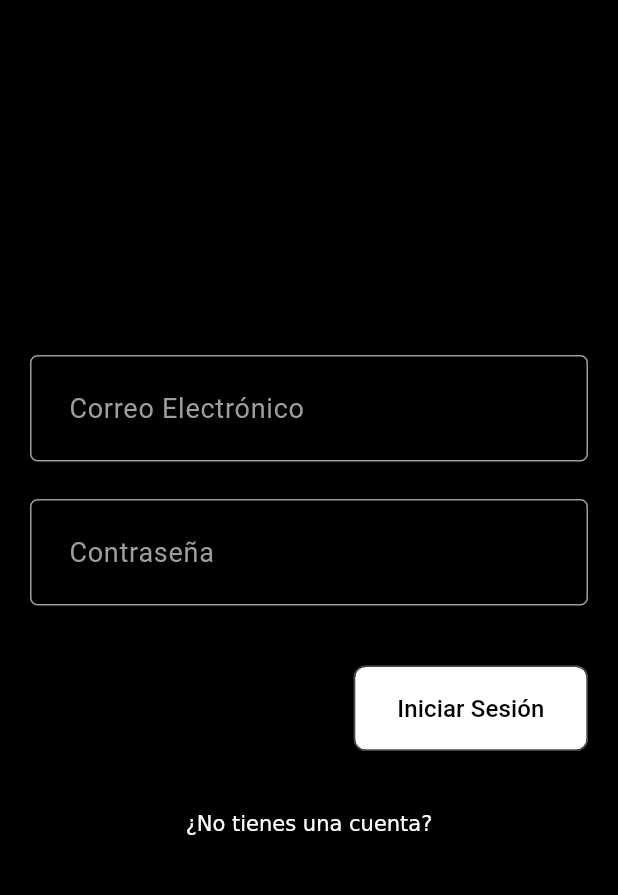
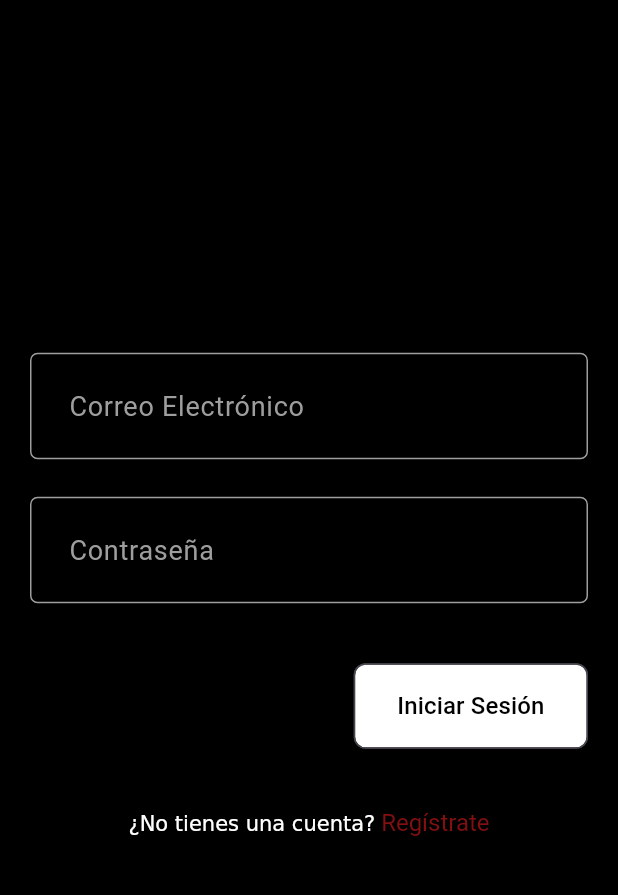
Before and after one commit to DarthEdu/ESFOTalk, a Flutter app: the screen it shows after launch, on a phone screen of 412 x 824 dp, the part 65-960 px from its top. Run offline on Flutter 3.47's test engine with Material 3 defaults, Android fonts, the phone set to English and light mode, and no system bars; our stand-ins replace flutter_svg.

Commit message:
login_view update

```diff
--- a/lib/features/auth/view/login_view.dart
+++ b/lib/features/auth/view/login_view.dart
@@ -1,6 +1,8 @@
 import 'package:esfotalk_app/common/rounded_small_button.dart';
 import 'package:esfotalk_app/constants/ui_constants.dart';
 import 'package:esfotalk_app/features/auth/widgets/auth_field.dart';
+import 'package:esfotalk_app/theme/pallete.dart';
+import 'package:flutter/gestures.dart';
 import 'package:flutter/material.dart';
 
 class LoginView extends StatefulWidget {
@@ -48,6 +50,19 @@ class _LoginViewState extends State<LoginView> {
                 const SizedBox(height: 40),
                 RichText(text: TextSpan(
                   text: "¿No tienes una cuenta?",
+                  children: [
+                    TextSpan(
+                      text: ' Regístrate',
+                      style: TextStyle(
+                        color: Pallete.vinoColor,
+                        fontSize: 16,
+                      ),
+                      recognizer: TapGestureRecognizer()..onTap = () {
+                        // Navegar a la vista de registro
+
+                      },
+                    )
+                  ],
                 ))
               ],
             ),
```
